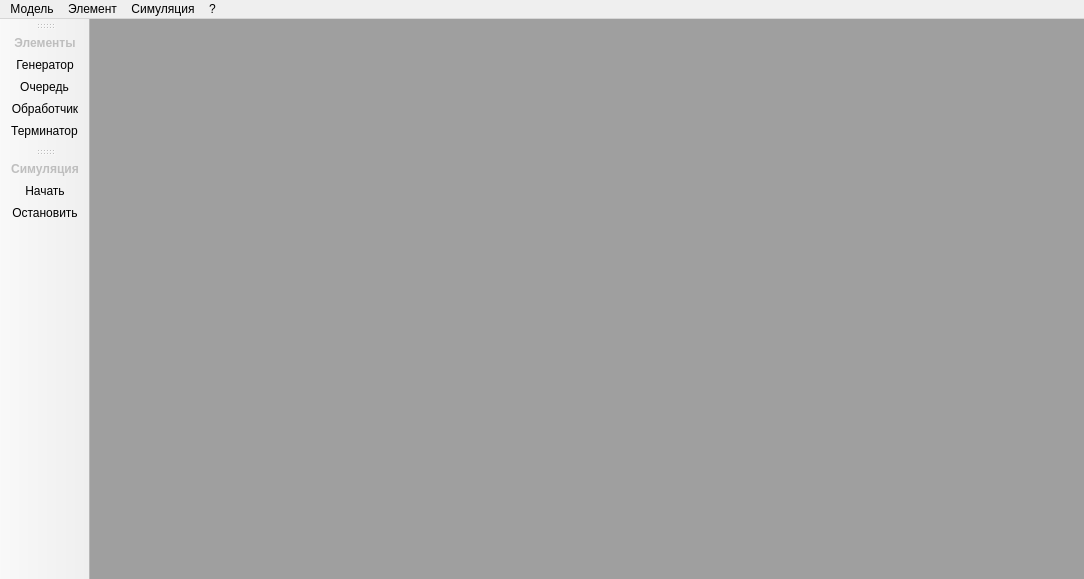
Above: mainwindow.ui from alekseyl1992/qmb before the change. Below: the same form after it.
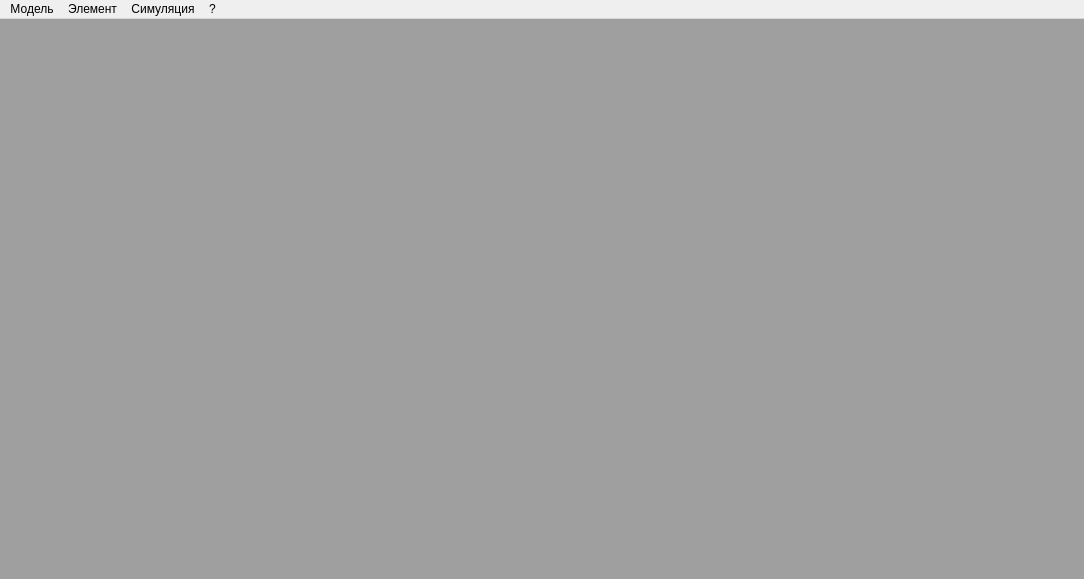
That is the form after the change. Icons and pictures are not drawn.

```diff
--- a/mainwindow.ui
+++ b/mainwindow.ui
@@ -91,42 +91,6 @@
    <addaction name="menu_2"/>
    <addaction name="menu_3"/>
   </widget>
-  <widget class="QToolBar" name="mainToolBar">
-   <property name="allowedAreas">
-    <set>Qt::AllToolBarAreas</set>
-   </property>
-   <property name="toolButtonStyle">
-    <enum>Qt::ToolButtonTextUnderIcon</enum>
-   </property>
-   <attribute name="toolBarArea">
-    <enum>LeftToolBarArea</enum>
-   </attribute>
-   <attribute name="toolBarBreak">
-    <bool>false</bool>
-   </attribute>
-   <addaction name="toolsCaption"/>
-   <addaction name="generatorTool"/>
-   <addaction name="queueTool"/>
-   <addaction name="handlerTool"/>
-   <addaction name="terminatorTool"/>
-  </widget>
-  <widget class="QToolBar" name="simulationToolBar">
-   <property name="windowTitle">
-    <string>toolBar_2</string>
-   </property>
-   <property name="floatable">
-    <bool>true</bool>
-   </property>
-   <attribute name="toolBarArea">
-    <enum>LeftToolBarArea</enum>
-   </attribute>
-   <attribute name="toolBarBreak">
-    <bool>false</bool>
-   </attribute>
-   <addaction name="simCaption"/>
-   <addaction name="startSimulation"/>
-   <addaction name="stopSimulation"/>
-  </widget>
   <action name="createModel">
    <property name="text">
     <string>Создать</string>
```
Left out of the diff: 67 changed lines with no effect on the pictures.
